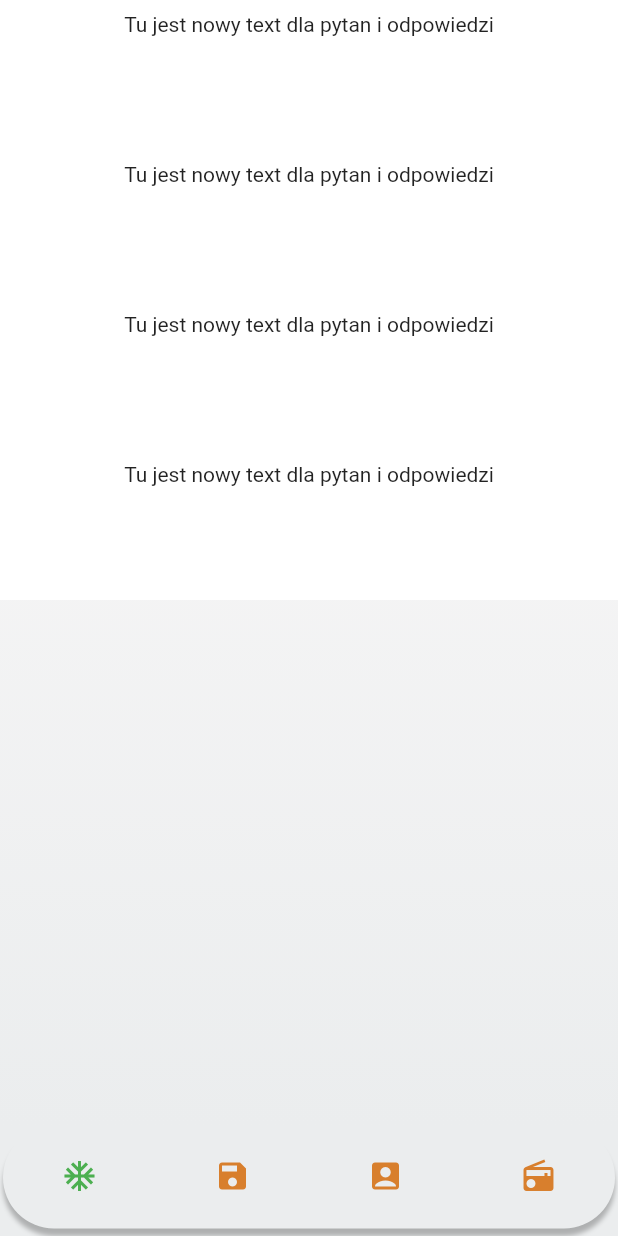
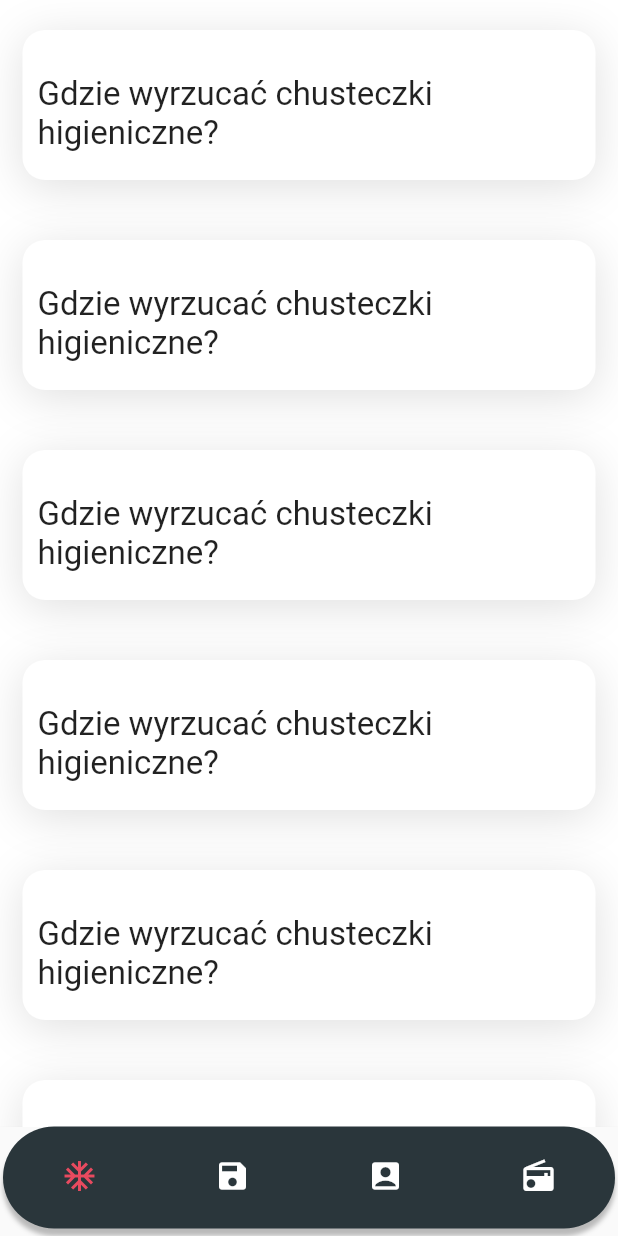
Before and after one commit to ciakarellas/recycling_app, a Flutter app: the screen it shows after launch, on a phone screen of 412 x 824 dp. Run offline on Flutter 3.47's test engine with Material 2 defaults, Android fonts, the light colour scheme and no system bars.

Commit message:
many changes in UI especially colors and textStyle

```diff
--- a/lib/View/FaqView.dart
+++ b/lib/View/FaqView.dart
@@ -7,7 +7,7 @@ class FaqView extends StatelessWidget {
   @override
   Widget build(BuildContext context) {
     return ListView.builder(
-      itemCount: 4,
+      itemCount: 16,
       itemBuilder: (BuildContext context, item){
         return FaqCard();
       },
--- a/lib/View/home_page.dart
+++ b/lib/View/home_page.dart
@@ -2,7 +2,7 @@ import 'package:flutter/material.dart';
 import 'package:recycling_app/View/FaqView.dart';
 import 'package:recycling_app/View/bucketListView.dart';
 import 'package:recycling_app/Widget/carousel.dart';
-import 'package:recycling_app/Widget/faqCard.dart';
+
 
 class HomePage extends StatelessWidget {
   @override
@@ -10,12 +10,12 @@ class HomePage extends StatelessWidget {
     return DefaultTabController(
       length: 4,
       child: Scaffold(
-        backgroundColor: Color.fromRGBO(235, 237, 238, 1),
+        //backgroundColor: Color.fromRGBO(235, 237, 238, 1),
         bottomNavigationBar: Container(
           width: 90,
           margin: EdgeInsets.fromLTRB(2, 0, 2, 5),
           decoration: BoxDecoration(
-              color: Color.fromRGBO(235, 237, 238, 1),
+              color: Color.fromRGBO(42, 54, 59, 1),
               borderRadius: BorderRadius.circular(90),
               boxShadow: [
                 BoxShadow(
@@ -24,10 +24,9 @@ class HomePage extends StatelessWidget {
           child: Padding(
             padding: const EdgeInsets.fromLTRB(0, 10, 0, 10),
             child: TabBar(
-
                 indicatorColor: Colors.transparent,
-                labelColor: Colors.green,
-                unselectedLabelColor: Color.fromRGBO(216,127,45, 1),
+                labelColor: Color.fromRGBO(232, 74, 95, 1),
+                unselectedLabelColor: Colors.white,
                 tabs: [
                   Tab(
                     icon: Icon(Icons.ac_unit),
@@ -45,16 +44,17 @@ class HomePage extends StatelessWidget {
           ),
         ),
         body: Container(
-          decoration: BoxDecoration(
+          color:Colors.white,
+          /*decoration: BoxDecoration(
               gradient: LinearGradient(
                 colors: [
-                  Color.fromRGBO(253, 251, 251, 1),
+                  Color.fromRGBO(213, 251, 251, 1),
                   Color.fromRGBO(235, 237, 238, 1),
                 ],
                 begin: Alignment.topCenter,
                 end: Alignment.bottomCenter
               )
-            ),
+            ),*/
           child: TabBarView(
             children: <Widget>[
               FaqView(),
--- a/lib/Widget/bucketList.dart
+++ b/lib/Widget/bucketList.dart
@@ -11,7 +11,7 @@ class BucketList extends StatelessWidget {
     var trashProvider = Provider.of<TrashProvider>(context);
         if(trashProvider.searchingList == null){
           return ListView.builder(
-            padding: EdgeInsets.only(top:40),
+            padding: EdgeInsets.only(top:60),
           itemCount: trashProvider.trashList.length,
           itemBuilder: (BuildContext context, item){
               return Container(
--- a/lib/Widget/carousel_page.dart
+++ b/lib/Widget/carousel_page.dart
@@ -36,7 +36,7 @@ class PageCarousel extends StatelessWidget{
       child: Container(
         decoration: BoxDecoration(
           borderRadius: BorderRadius.circular(50),
-          color: Color.fromRGBO(203,177,111, 1)
+          color: Colors.white//Color.fromRGBO(203,177,111, 1)
         ),
         child: Column(
           mainAxisAlignment: MainAxisAlignment.spaceAround,
@@ -84,8 +84,8 @@ class PageCarousel extends StatelessWidget{
                 onPressed: (){
 
                 },
-                color: Color.fromRGBO(228,218,85, 1),
-                child: Text('Lista'),
+                color: Color.fromRGBO(69,173,168, 1),
+                child: Text('Lista',style: TextStyle(color: Colors.white),),
                 shape: StadiumBorder(),
               ),
             ),
--- a/lib/Widget/faqCard.dart
+++ b/lib/Widget/faqCard.dart
@@ -17,6 +17,7 @@ class _FaqCardState extends State<FaqCard> with TickerProviderStateMixin {
     _controller = AnimationController(
       duration: const Duration(milliseconds: 200),
       vsync: this
+
     );
   }
 
@@ -31,8 +32,11 @@ class _FaqCardState extends State<FaqCard> with TickerProviderStateMixin {
               _controller.reverse().orCancel;
             }
           },
-          child: FaqCardAnimation(
-            controller: _controller,
+          child: Padding(
+            padding: EdgeInsets.fromLTRB(15, 20, 15, 20),
+            child: FaqCardAnimation(
+              controller: _controller,
+            ),
           ),
         );
 }
--- a/lib/Widget/faqCardAnimation.dart
+++ b/lib/Widget/faqCardAnimation.dart
@@ -10,8 +10,8 @@ class FaqCardAnimation extends StatefulWidget {
       CurvedAnimation(
         parent: controller,
         curve: Interval(
-          0.0, 0.100,
-          curve: Curves.ease,
+          0.0, .800,
+          curve: Curves.slowMiddle,
         ),
       ),
     ),
@@ -50,15 +50,33 @@ class _FaqCardAnimationState extends State<FaqCardAnimation> {
 
   Widget _buildAnimation(BuildContext context, Widget child) {
     return Container(
-      padding: EdgeInsets.all(8),
-      color: Colors.white,
       height: widget.height.value,
+      decoration: BoxDecoration(
+        color: Colors.white,
+        borderRadius: BorderRadius.circular(15),
+        boxShadow: [
+          BoxShadow(
+              color: Colors.black12, blurRadius: 25, offset: Offset(0, 5))
+        ]),
       child: Column(
         children: <Widget>[
-          Text('Tu jest nowy text dla pytan i odpowiedzi'),
+          Padding(
+            padding: const EdgeInsets.fromLTRB(10, 30, 10, 18),
+            child: Text(
+              'Gdzie wyrzucać chusteczki higieniczne?',
+              style: TextStyle(fontSize: 22),
+            ),
+          ),
           Visibility(
             visible: setVibility(),
-            child: Text('Lorem ipsum dolor sit amet, consectetur adipiscing elit, sed do eiusmod tempor incididunt ut labore et dolore magna aliqua. Ut enim ad minim veniam, quis nostrud exercitation ullamco laboris nisi ut aliquip ex ea commodo consequat. '),)
+            child: Padding(
+              padding: const EdgeInsets.fromLTRB(15, 18, 15, 8),
+              child: Text('Lorem ipsum dolor sit amet, consectetur adipiscing elit, sed do eiusmod tempor incididunt ut labore et dolore magna aliqua. Ut enim ad minim veniam, quis nostrud exercitation ullamco laboris nisi ut aliquip ex ea commodo consequat.',
+              style: TextStyle(
+                color: Colors.black54,
+                height: 1.5,
+              ),),
+            ),)
         ],
       ),
     );
@@ -69,6 +87,7 @@ class _FaqCardAnimationState extends State<FaqCardAnimation> {
     return AnimatedBuilder(
       builder: _buildAnimation,
       animation: widget.controller,
+
     );
   }
 }
```
Also changed, not shown: lib/Widget/searchBar.dart (+5 -6 lines).
